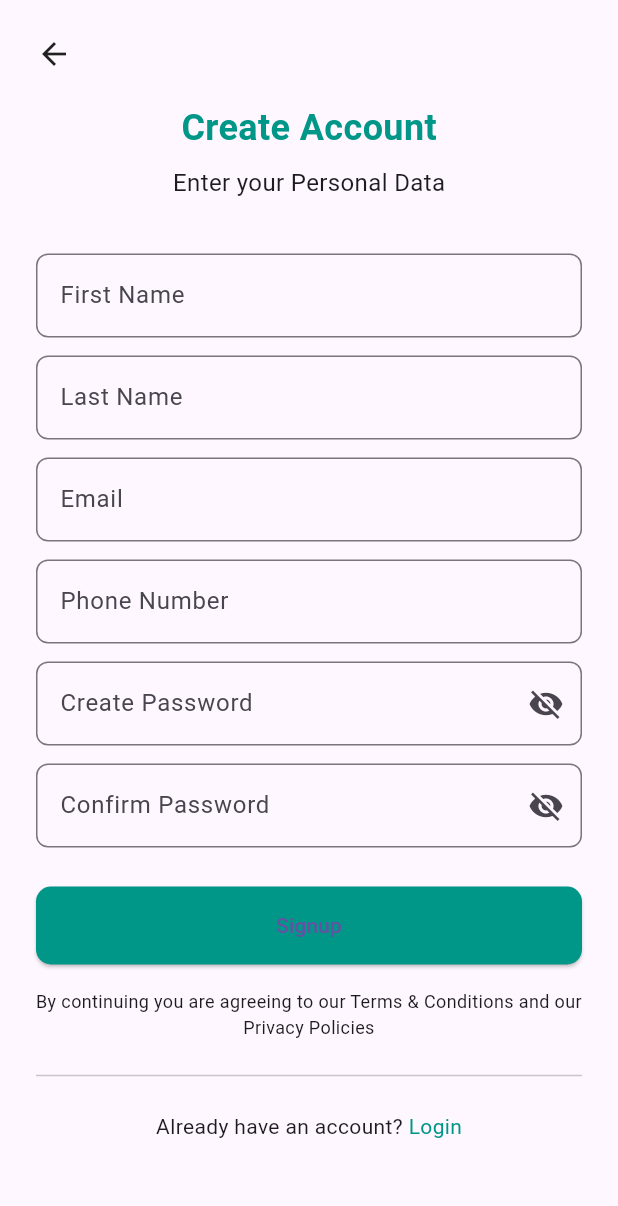
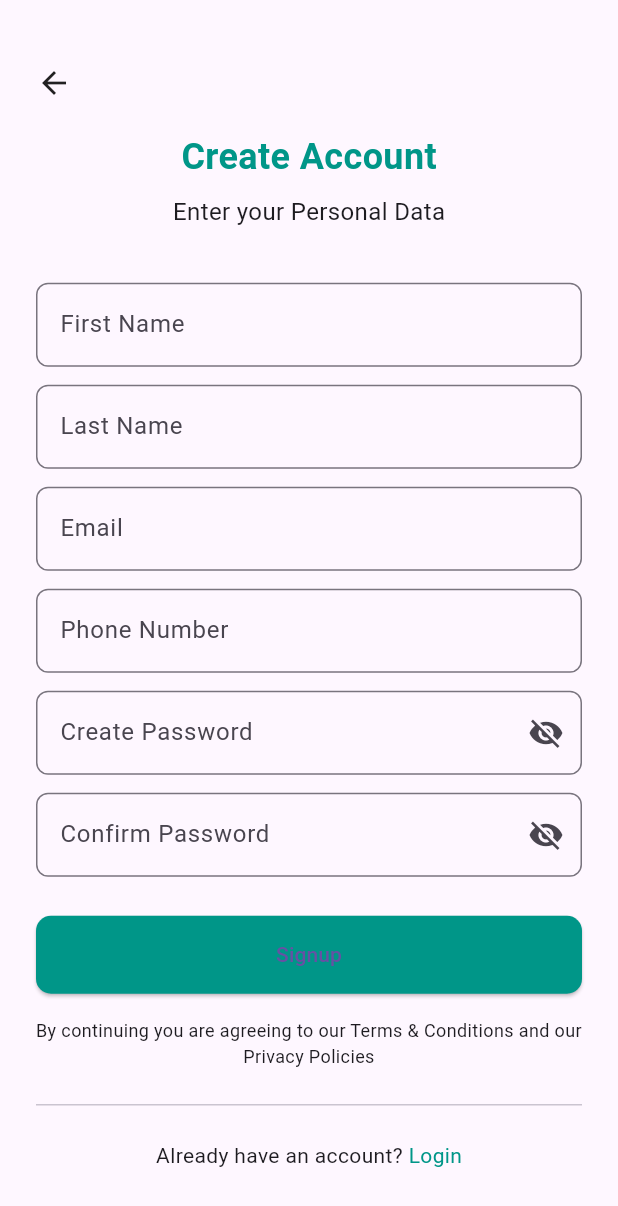
Before and after one commit to biswashdaiii/gharko_doctor, a Flutter app: the screen it shows after launch, after a tap on "Login", after a tap on "Sign up", on a phone screen of 412 x 824 dp. Shown: the top 1206 px of the screen. Run offline on Flutter 3.47's test engine with Material 3 defaults, Android fonts, the phone set to English and light mode, and no system bars; our stand-ins replace animated_splash_screen, lottie.

Commit message:
signscren changed

```diff
--- a/lib/main.dart
+++ b/lib/main.dart
@@ -1,5 +1,4 @@
 import 'package:flutter/material.dart';
-import 'package:gharko_doctor/screens/signin_screen.dart';
 import 'package:gharko_doctor/screens/splash_screen.dart';
 
 void main() {
--- a/lib/screens/signin_screen.dart
+++ b/lib/screens/signin_screen.dart
@@ -38,9 +38,16 @@ class _SigninScreenState extends State<SigninScreen> {
         title: const Text("Login"),
         backgroundColor: Colors.teal,
       ),
-      body: SafeArea(
+      body: LayoutBuilder(
+        builder: (context, constraints) {
+          return SafeArea(
+            child: Center(
               child: SingleChildScrollView(
-          padding: const EdgeInsets.symmetric(horizontal: 24.0),
+                padding: const EdgeInsets.all(24.0),
+                child: ConstrainedBox(
+                  constraints: BoxConstraints(
+                    maxWidth: constraints.maxWidth > 600 ? 500 : double.infinity,
+                  ),
                   child: Form(
                     key: _formKey,
                     child: Column(
@@ -54,19 +61,13 @@ class _SigninScreenState extends State<SigninScreen> {
                             color: Colors.teal,
                           ),
                         ),
-
                         const SizedBox(height: 16),
-
-                // ✅ Logo Image
                         Image.asset(
                           'assets/images/a.png',
                           height: 100,
                           width: 100,
                         ),
-
                         const SizedBox(height: 32),
-
-                // ✅ Card for Login Fields
                         Card(
                           elevation: 4,
                           shape: RoundedRectangleBorder(
@@ -139,9 +140,7 @@ class _SigninScreenState extends State<SigninScreen> {
                             ),
                           ),
                         ),
-
                         const SizedBox(height: 24),
-
                         Row(
                           mainAxisAlignment: MainAxisAlignment.center,
                           children: [
@@ -165,9 +164,7 @@ class _SigninScreenState extends State<SigninScreen> {
                             ),
                           ],
                         ),
-
                         const SizedBox(height: 20),
-
                         Row(
                           mainAxisAlignment: MainAxisAlignment.center,
                           children: [
@@ -181,6 +178,10 @@ class _SigninScreenState extends State<SigninScreen> {
                   ),
                 ),
               ),
+            ),
+          );
+        },
+      ),
     );
   }
 }
--- a/lib/screens/signup_screen.dart
+++ b/lib/screens/signup_screen.dart
@@ -16,15 +16,25 @@ class _SignupPageState extends State<SignupPage> {
   @override
   Widget build(BuildContext context) {
     return Scaffold(
-      body: SafeArea(
+      body: LayoutBuilder(
+        builder: (context, constraints) {
+          return SafeArea(
+            child: Center(
               child: SingleChildScrollView(
                 padding: const EdgeInsets.all(24),
+                child: ConstrainedBox(
+                  constraints: BoxConstraints(
+                    maxWidth: constraints.maxWidth > 600 ? 500 : double.infinity,
+                  ),
                   child: Form(
                     key: _formKey,
                     child: Column(
                       crossAxisAlignment: CrossAxisAlignment.start,
                       children: [
-                const Icon(Icons.arrow_back),
+                        GestureDetector(
+                          onTap: () => Navigator.pop(context),
+                          child: const Icon(Icons.arrow_back),
+                        ),
                         const SizedBox(height: 20),
                         const Center(
                           child: Column(
@@ -50,7 +60,8 @@ class _SignupPageState extends State<SignupPage> {
                         _buildTextField("Last Name"),
                         _buildTextField("Email"),
                         _buildTextField("Phone Number"),
-                _buildPasswordField("Create Password", _obscurePassword, () {
+                        _buildPasswordField("Create Password", _obscurePassword,
+                            () {
                           setState(() {
                             _obscurePassword = !_obscurePassword;
                           });
@@ -74,11 +85,11 @@ class _SignupPageState extends State<SignupPage> {
                             ),
                             onPressed: () {
                               if (_formKey.currentState!.validate()) {
-                        // Proceed to next screen if all validations pass
                                 Navigator.pushReplacement(
                                   context,
                                   MaterialPageRoute(
-                              builder: (context) => const SigninScreen()),
+                                      builder: (context) =>
+                                          const SigninScreen()),
                                 );
                               }
                             },
@@ -102,7 +113,8 @@ class _SignupPageState extends State<SignupPage> {
                               Navigator.push(
                                 context,
                                 MaterialPageRoute(
-                            builder: (context) => const SigninScreen()),
+                                    builder: (context) =>
+                                        const SigninScreen()),
                               );
                             },
                             child: Text.rich(
@@ -122,6 +134,10 @@ class _SignupPageState extends State<SignupPage> {
                     ),
                   ),
                 ),
+              ),
+            ),
+          );
+        },
       ),
     );
   }
```
Lines whose indentation alone changed are shown as unchanged.
